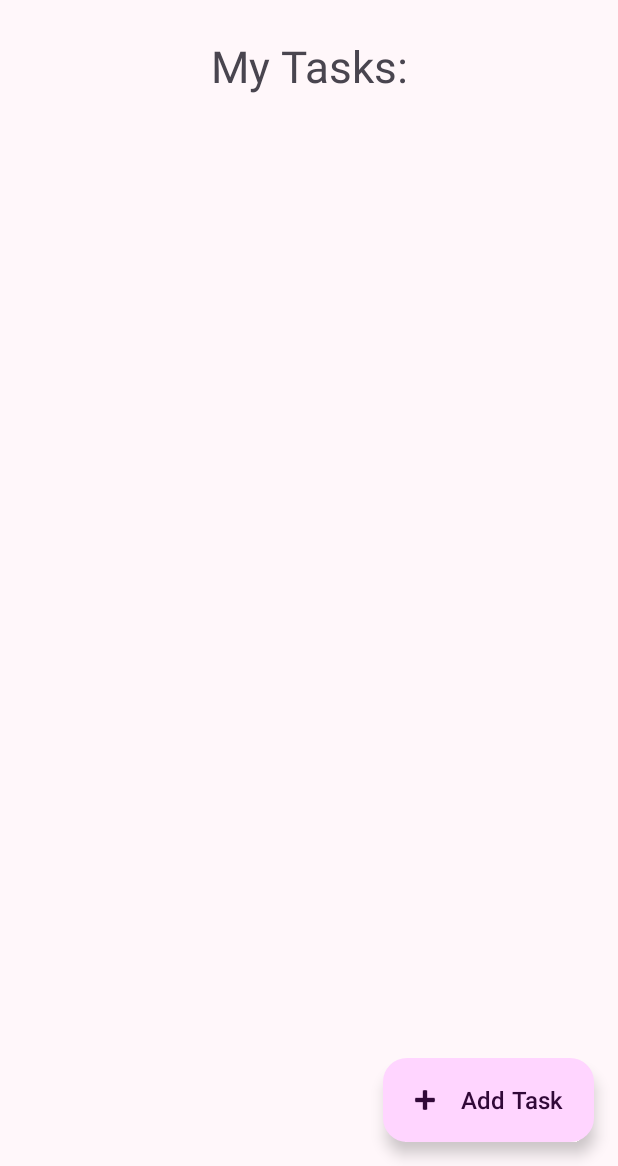
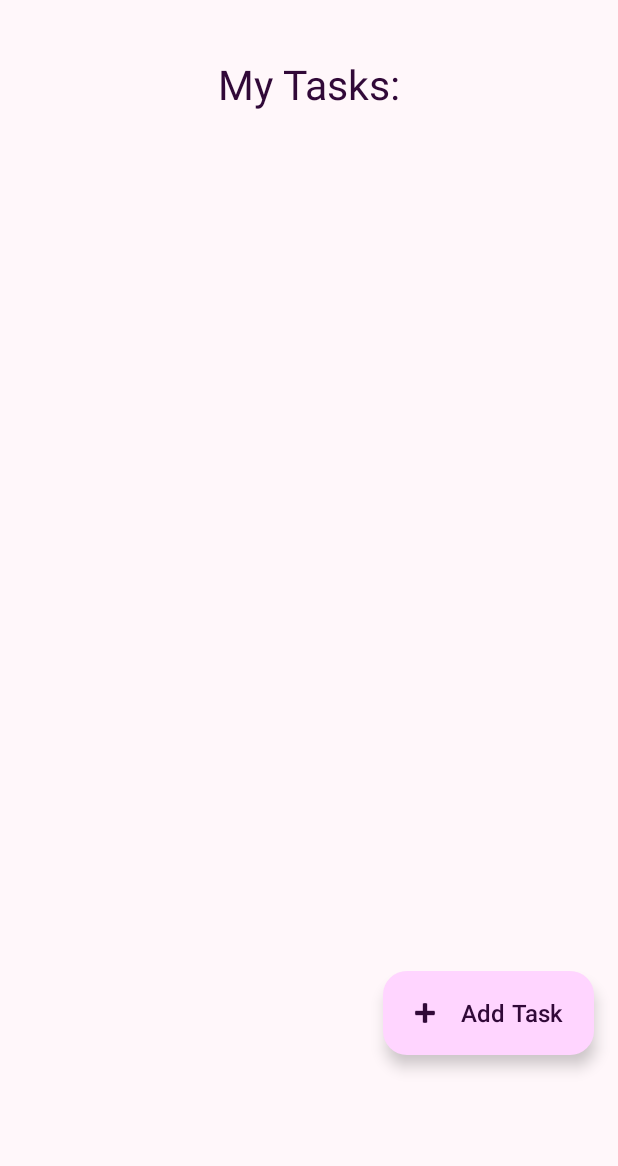
Before and after one commit to sbleier/Trask, an Android app: the screen it shows after launch (MainActivity), on a phone screen of 412 x 824 dp, the part 70-1236 px from its top. Run offline under Robolectric (Android 15) with nearby library versions, the phone set to English and light mode, and no system bars.

Commit message:
Merge branch 'main' of https://github.com/sbleier/Trasck

```diff
--- a/app/src/main/res/layout/activity_main.xml
+++ b/app/src/main/res/layout/activity_main.xml
@@ -23,13 +23,13 @@
 
     </com.google.android.material.appbar.AppBarLayout>
 
-
     <androidx.recyclerview.widget.RecyclerView
         android:id="@+id/taskRecyclerView"
         android:layout_width="match_parent"
-        android:layout_height="match_parent"
+        android:layout_height="@dimen/_642dp"
         android:layout_gravity="top|center_horizontal"
         android:layout_margin="@dimen/fab_margin"
+        android:paddingTop="@dimen/_35dp"
         android:clipToPadding="false"
         app:layout_behavior="@string/appbar_scrolling_view_behavior" />
 
--- a/app/src/main/res/layout/content_main.xml
+++ b/app/src/main/res/layout/content_main.xml
@@ -10,16 +10,14 @@
         android:id="@+id/task"
         android:layout_width="wrap_content"
         android:layout_height="wrap_content"
+        android:layout_marginTop="4dp"
         android:padding="@dimen/fab_margin"
         android:text="My Tasks:"
-        android:textSize="29sp"
-        android:layout_marginTop="-10dp"
+        android:textColor="?attr/colorOnPrimaryContainer"
+        android:textSize="27sp"
         app:layout_constraintEnd_toEndOf="parent"
         app:layout_constraintStart_toStartOf="parent"
         app:layout_constraintTop_toTopOf="parent" />
 
 
-
-
-
 </androidx.constraintlayout.widget.ConstraintLayout>
--- a/app/src/main/res/values/dimens.xml
+++ b/app/src/main/res/values/dimens.xml
@@ -1,4 +1,6 @@
 <resources>
     <dimen name="fab_margin">16dp</dimen>
     <dimen name="standard_margin">16dp</dimen>
+    <dimen name="_35dp">35dp</dimen>
+    <dimen name="_642dp">642dp</dimen>
 </resources>
--- a/app/src/main/res/values/styles.xml
+++ b/app/src/main/res/values/styles.xml
@@ -1,4 +1,5 @@
 <?xml version="1.0" encoding="utf-8"?>
 <resources xmlns:tools="http://schemas.android.com/tools">
 
+
 </resources>
```
